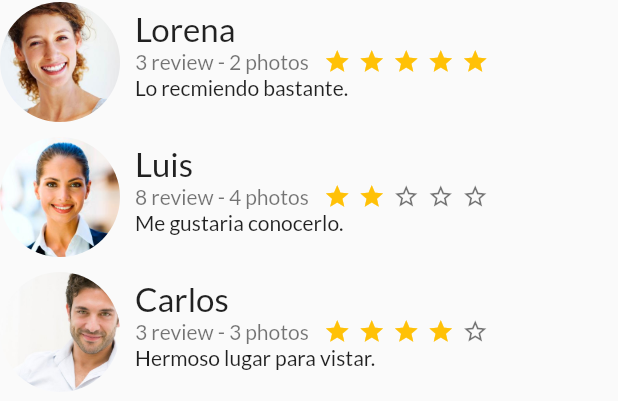
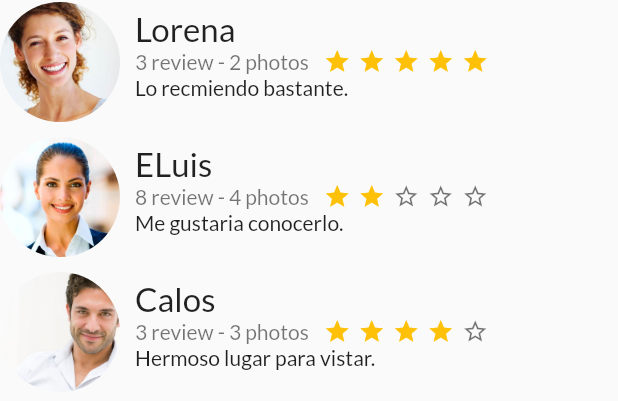
Before and after one commit to Erika-2021/tarea, a Flutter app: the ReviewList widget shown alone on an empty page, opened directly, on a phone screen of 412 x 824 dp. Shown: the part 283-684 px from the top of the screen. Run offline on Flutter 3.47's test engine with Material 2 defaults, Android fonts, the phone set to English and light mode, and no system bars.

Commit message:
3erparcialp2

```diff
--- a/lib/review_list.dart
+++ b/lib/review_list.dart
@@ -10,8 +10,8 @@ class ReviewList extends StatelessWidget{
         Review("assets/images/persona1.jpg","Erika Soto Herbas","1 review - 3 photos",2,"Excelente lugar para visitar."),
         Review("assets/images/persona2.jpg","Maria Eugenia","4 review - 2 photos",3,"Nunca visite el lugar ."),
         Review("assets/images/persona3.jpg","Lorena","3 review - 2 photos",5,"Lo recmiendo bastante."),
-        Review("assets/images/persona4.jpg","Luis","8 review - 4 photos",2,"Me gustaria conocerlo."),
-        Review("assets/images/persona5.jpg","Carlos","3 review - 3 photos",4,"Hermoso lugar para vistar.")
+        Review("assets/images/persona4.jpg","ELuis","8 review - 4 photos",2,"Me gustaria conocerlo."),
+        Review("assets/images/persona5.jpg","Calos","3 review - 3 photos",4,"Hermoso lugar para vistar.")
 
 
 
```
Also changed, not shown: lib/gradient_back.dart (added, +25 -0 lines), lib/home.dart (+2 -6 lines), lib/home_app_bar.dart (added, +17 -0 lines).
